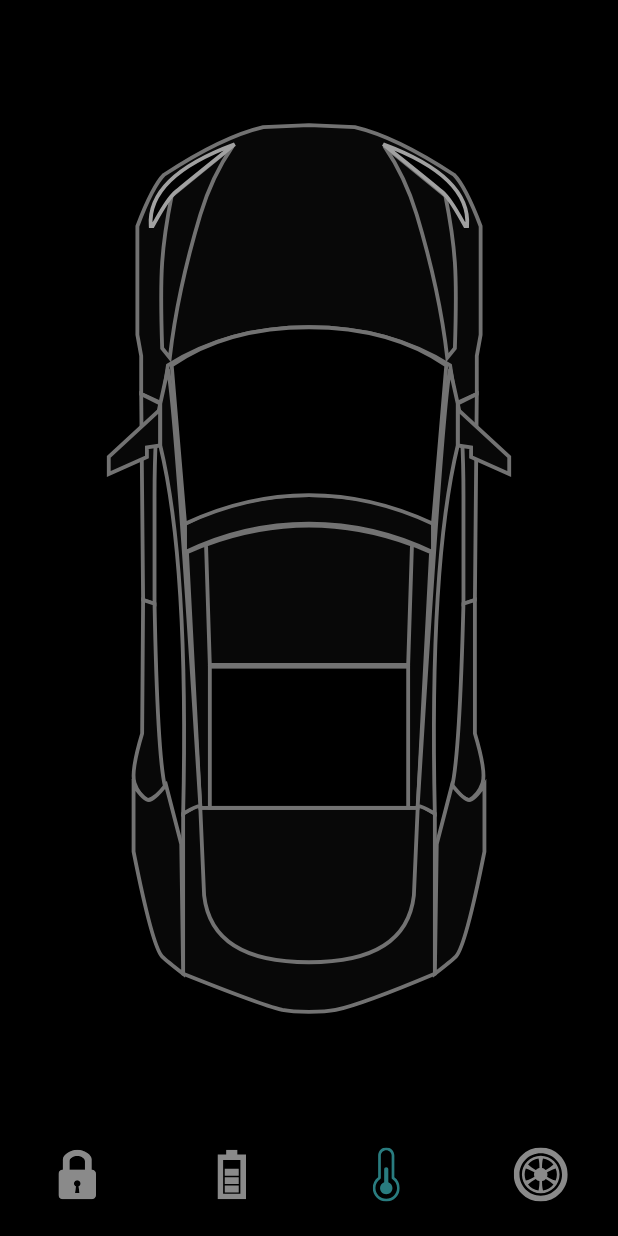
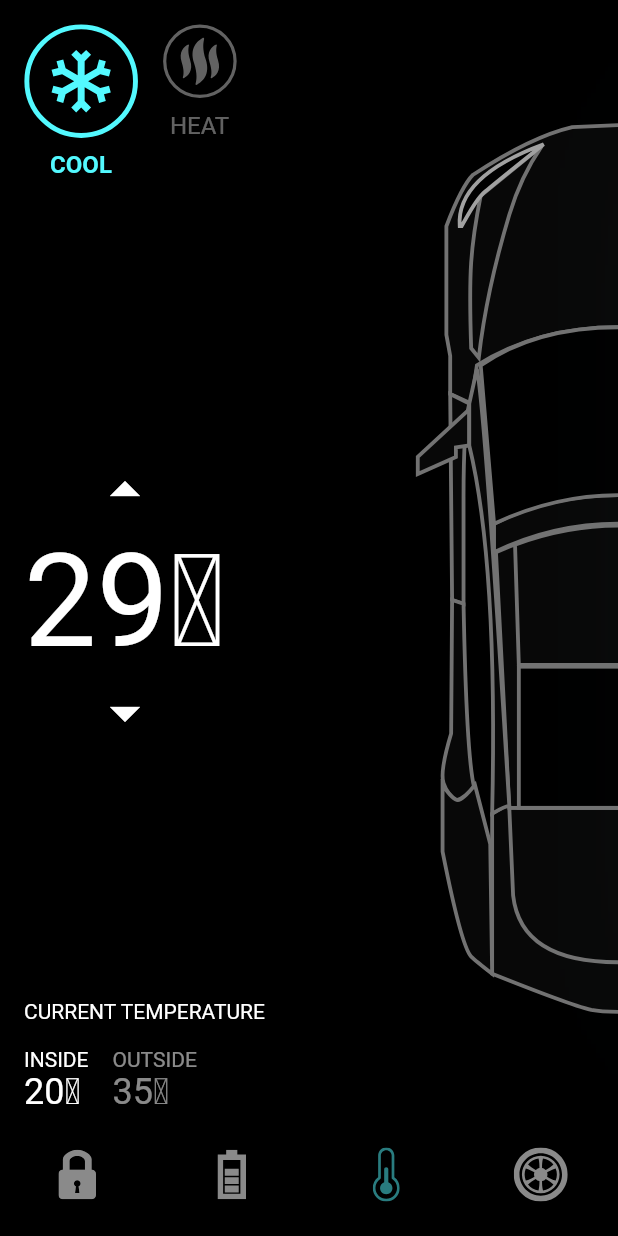
Before and after one commit to emersonrmonteiro/tesla_car, a Flutter app: the screen it shows after launch, item 3 of the bottom bar chosen, on a phone screen of 412 x 824 dp. Run offline on Flutter 3.47's test engine with Material 2 defaults, Android fonts, the phone set to English and light mode, and no system bars; our stand-ins replace flutter_svg.

Commit message:
Temperature tab

```diff
--- a/lib/main.dart
+++ b/lib/main.dart
@@ -1,5 +1,5 @@
 import 'package:flutter/material.dart';
-import 'package:tesla_car/screens/home_screan.dart';
+import 'package:tesla_car/screens/home_screen.dart';
 
 void main() {
   runApp(const MyApp());
@@ -18,7 +18,7 @@ class MyApp extends StatelessWidget {
         primarySwatch: Colors.blue,
         scaffoldBackgroundColor: Colors.black,
       ),
-      home: HomeScreen(),
+      home: const HomeScreen(),
     );
   }
 }
--- /dev/null
+++ b/lib/screens/components/temp_button.dart
@@ -0,0 +1,53 @@
+import 'package:flutter/material.dart';
+import 'package:flutter_svg/flutter_svg.dart';
+
+import '../../constrains.dart';
+
+class TempButton extends StatelessWidget {
+  const TempButton({
+    Key? key,
+    required this.svgSrc,
+    required this.title,
+    this.isActive = true,
+    required this.press,
+    this.activeColor = primaryColor,
+  }) : super(key: key);
+
+  final String svgSrc, title;
+  final bool isActive;
+  final VoidCallback press;
+  final Color activeColor;
+
+  @override
+  Widget build(BuildContext context) {
+    return GestureDetector(
+      onTap: press,
+      child: Column(
+        children: [
+          AnimatedContainer(
+            duration: const Duration(milliseconds: 200),
+            curve: Curves.easeInOutBack,
+            height: isActive ? 76 : 50,
+            width: isActive ? 76 : 50,
+            child: SvgPicture.asset(
+              svgSrc,
+              color: isActive ? activeColor : Colors.white38,
+            ),
+          ),
+          const SizedBox(height: defaultPadding / 2),
+          AnimatedDefaultTextStyle(
+            duration: const Duration(milliseconds: 200),
+            style: TextStyle(
+              fontSize: 16,
+              color: isActive ? activeColor : Colors.white38,
+              fontWeight: isActive ? FontWeight.bold : FontWeight.normal,
+            ),
+            child: Text(
+              title.toUpperCase(),
+            ),
+          ),
+        ],
+      ),
+    );
+  }
+}
--- /dev/null
+++ b/lib/screens/components/temp_details.dart
@@ -0,0 +1,110 @@
+import 'package:flutter/material.dart';
+
+import '../../constrains.dart';
+import '../home_controller.dart';
+import 'temp_button.dart';
+
+class TempDetails extends StatelessWidget {
+  const TempDetails({
+    Key? key,
+    required HomeController controller,
+  })  : _controller = controller,
+        super(key: key);
+
+  final HomeController _controller;
+
+  @override
+  Widget build(BuildContext context) {
+    return Padding(
+      padding: const EdgeInsets.all(defaultPadding),
+      child: Column(
+        crossAxisAlignment: CrossAxisAlignment.start,
+        children: [
+          SizedBox(
+            height: 120,
+            child: Row(
+              children: [
+                TempButton(
+                  isActive: _controller.isCoolSelected,
+                  svgSrc: 'assets/icons/coolShape.svg',
+                  title: 'Cool',
+                  press: _controller.updateCoolselectedTab,
+                ),
+                const SizedBox(width: defaultPadding),
+                TempButton(
+                  isActive: !_controller.isCoolSelected,
+                  svgSrc: 'assets/icons/heatShape.svg',
+                  title: 'Heat',
+                  activeColor: redColor,
+                  press: _controller.updateCoolselectedTab,
+                ),
+              ],
+            ),
+          ),
+          const Spacer(),
+          Column(
+            children: [
+              IconButton(
+                padding: EdgeInsets.zero,
+                onPressed: () {},
+                icon: const Icon(
+                  Icons.arrow_drop_up,
+                  size: 48,
+                ),
+              ),
+              const Text(
+                '29' '\u2103',
+                style: TextStyle(fontSize: 86),
+              ),
+              IconButton(
+                padding: EdgeInsets.zero,
+                onPressed: () {},
+                icon: const Icon(
+                  Icons.arrow_drop_down,
+                  size: 48,
+                ),
+              ),
+            ],
+          ),
+          const Spacer(),
+          const Text('CURRENT TEMPERATURE'),
+          const SizedBox(height: defaultPadding),
+          Row(
+            children: [
+              Column(
+                crossAxisAlignment: CrossAxisAlignment.start,
+                children: [
+                  Text(
+                    'Inside'.toUpperCase(),
+                  ),
+                  Text(
+                    '20' '\u2103',
+                    style: Theme.of(context).textTheme.headline5,
+                  ),
+                ],
+              ),
+              const SizedBox(width: defaultPadding),
+              Column(
+                crossAxisAlignment: CrossAxisAlignment.start,
+                children: [
+                  Text(
+                    'Outside'.toUpperCase(),
+                    style: const TextStyle(
+                      color: Colors.white54,
+                    ),
+                  ),
+                  Text(
+                    '35' '\u2103',
+                    style: Theme.of(context).textTheme.headline5!.copyWith(
+                          color: Colors.white54,
+                        ),
+                  ),
+                ],
+              )
+            ],
+          ),
+        ],
+      ),
+    );
+  }
+}
--- a/lib/screens/home_controller.dart
+++ b/lib/screens/home_controller.dart
@@ -32,4 +32,11 @@ class HomeController extends ChangeNotifier {
     isTrunkLock = !isTrunkLock;
     notifyListeners();
   }
+
+  bool isCoolSelected = true;
+
+  void updateCoolselectedTab() {
+    isCoolSelected = !isCoolSelected;
+    notifyListeners();
+  }
 }
--- a/lib/screens/home_screan.dart
+++ b/lib/screens/home_screen.dart
@@ -5,6 +5,7 @@ import 'package:tesla_car/screens/home_controller.dart';
 
 import 'components/battery_status.dart';
 import 'components/door_lock.dart';
+import 'components/temp_details.dart';
 import 'components/tesla_bottom_navigationbar.dart';
 
 class HomeScreen extends StatefulWidget {
@@ -14,12 +15,15 @@ class HomeScreen extends StatefulWidget {
   State<HomeScreen> createState() => _HomeScreenState();
 }
 
-class _HomeScreenState extends State<HomeScreen>
-    with SingleTickerProviderStateMixin {
+class _HomeScreenState extends State<HomeScreen> with TickerProviderStateMixin {
   final _controller = HomeController();
   late AnimationController _batteryAnimationController;
   late Animation<double> _animationBattery;
   late Animation<double> _animationBatteryStatus;
+  late AnimationController _tempAnimationController;
+  late Animation<double> _animationCarShift;
+  late Animation<double> _animationTempShowInfo;
+  late Animation<double> _animationTempCoolGlow;
 
   void setupBatteryAnimation() {
     _batteryAnimationController = AnimationController(
@@ -37,22 +41,49 @@ class _HomeScreenState extends State<HomeScreen>
     );
   }
 
+  void setupTempAnimation() {
+    _tempAnimationController = AnimationController(
+      vsync: this,
+      duration: const Duration(milliseconds: 1500),
+    );
+    _animationCarShift = CurvedAnimation(
+      parent: _tempAnimationController,
+      curve: const Interval(0.2, 0.4),
+    );
+    _animationTempShowInfo = CurvedAnimation(
+      parent: _tempAnimationController,
+      curve: const Interval(0.45, 0.65),
+    );
+    _animationTempCoolGlow = CurvedAnimation(
+      parent: _tempAnimationController,
+      curve: const Interval(0.7, 1),
+    );
+  }
+
   @override
   void initState() {
     setupBatteryAnimation();
+    setupTempAnimation();
     super.initState();
   }
 
   @override
   void dispose() {
     _batteryAnimationController.dispose();
+    _tempAnimationController.dispose();
     super.dispose();
   }
 
   @override
   Widget build(BuildContext context) {
     return AnimatedBuilder(
-      animation: Listenable.merge([_controller, _batteryAnimationController]),
+      animation: Listenable.merge(
+        [
+          _controller,
+          _batteryAnimationController,
+          _animationCarShift,
+        ],
+      ),
       builder: (context, _) {
         return Scaffold(
           bottomNavigationBar: TeslaButtomNavigationBar(
@@ -62,6 +93,12 @@ class _HomeScreenState extends State<HomeScreen>
               } else if (_controller.selectedButtomTab == 1 && index != 1) {
                 _batteryAnimationController.reverse(from: 0.7);
               }
+              if (index == 2) {
+                _tempAnimationController.forward();
+              } else if (_controller.selectedButtomTab == 2 && index != 2) {
+                _tempAnimationController.reverse(from: 0.4);
+              }
+
               _controller.onButtomNavigationTabChange(index);
             },
             selectedTab: _controller.selectedButtomTab,
@@ -72,12 +109,21 @@ class _HomeScreenState extends State<HomeScreen>
                 return Stack(
                   alignment: Alignment.center,
                   children: [
-                    Padding(
-                      padding: EdgeInsets.symmetric(
-                          vertical: constrains.maxHeight * 0.1),
-                      child: SvgPicture.asset(
-                        'assets/icons/Car.svg',
-                        width: double.infinity,
+                    SizedBox(
+                      height: constrains.maxHeight,
+                      width: constrains.maxWidth,
+                    ),
+                    Positioned(
+                      left: constrains.maxWidth / 2 * _animationCarShift.value,
+                      height: constrains.maxHeight,
+                      width: constrains.maxWidth,
+                      child: Padding(
+                        padding: EdgeInsets.symmetric(
+                            vertical: constrains.maxHeight * 0.1),
+                        child: SvgPicture.asset(
+                          'assets/icons/Car.svg',
+                          width: double.infinity,
+                        ),
                       ),
                     ),
                     AnimatedPositioned(
@@ -152,6 +198,32 @@ class _HomeScreenState extends State<HomeScreen>
                           opacity: _animationBatteryStatus.value,
                           child: BatteryStatus(constrains: constrains)),
                     ),
+                    // Temp
+                    Positioned(
+                      top: 60 * (1 - _animationTempShowInfo.value),
+                      height: constrains.maxHeight,
+                      width: constrains.maxWidth,
+                      child: Opacity(
+                          opacity: _animationTempShowInfo.value,
+                          child: TempDetails(controller: _controller)),
+                    ),
+                    Positioned(
+                      right: -180 * (1 - _animationTempCoolGlow.value),
+                      child: AnimatedSwitcher(
+                        duration: defaultDuration,
+                        child: _controller.isCoolSelected
+                            ? Image.asset(
+                                'assets/images/Cool_glow.png',
+                                key: UniqueKey(),
+                                width: 200,
+                              )
+                            : Image.asset(
+                                'assets/images/Hot_glow.png',
+                                key: UniqueKey(),
+                                width: 200,
+                              ),
+                      ),
+                    ),
                   ],
                 );
               },
```
Also changed, not shown: assets/images/Cool_glow.png (renamed from assets/images/Cool_glow_2.png), assets/images/Hot_glow.png (renamed from assets/images/Hot_glow_4.png).
